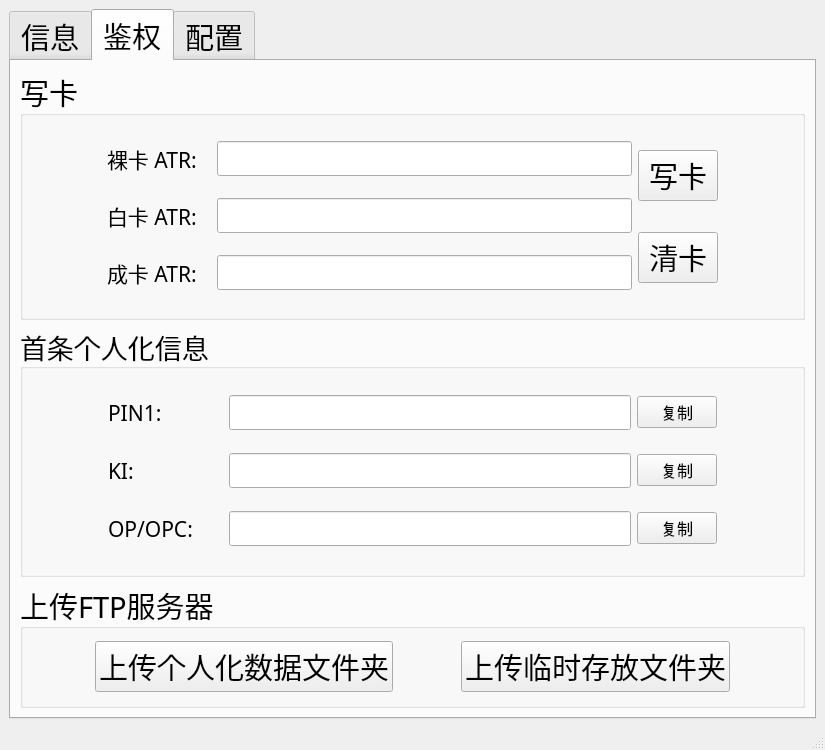
zelviner/DataHandler, file res/ui/main_window.ui: the form before one commit.
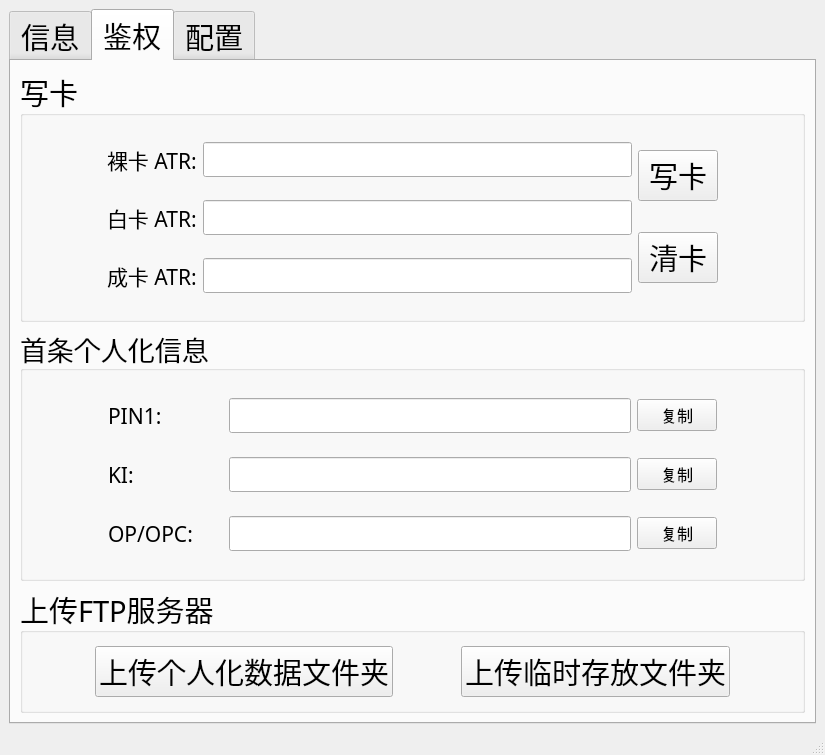
The form after the commit. The open tabs and pages were chosen to show the change.

```diff
--- a/res/ui/main_window.ui
+++ b/res/ui/main_window.ui
@@ -7,7 +7,7 @@
     <x>0</x>
     <y>0</y>
     <width>825</width>
-    <height>750</height>
+    <height>755</height>
    </rect>
   </property>
   <property name="windowTitle">
@@ -574,7 +574,7 @@
                </property>
                <property name="sizeHint" stdset="0">
                 <size>
-                 <width>71</width>
+                 <width>20</width>
                  <height>20</height>
                 </size>
                </property>
@@ -583,7 +583,7 @@
              <item>
               <layout class="QVBoxLayout" name="verticalLayout_5">
                <item>
-                <layout class="QHBoxLayout" name="horizontalLayout_14" stretch="2,8">
+                <layout class="QHBoxLayout" name="horizontalLayout_14" stretch="1,9">
                  <item>
                   <widget class="QLabel" name="pin1_2">
                    <property name="font">
@@ -616,7 +616,7 @@
                 </layout>
                </item>
                <item>
-                <layout class="QHBoxLayout" name="horizontalLayout_15" stretch="2,8">
+                <layout class="QHBoxLayout" name="horizontalLayout_15" stretch="1,9">
                  <item>
                   <widget class="QLabel" name="ki_2">
                    <property name="font">
@@ -649,7 +649,7 @@
                 </layout>
                </item>
                <item>
-                <layout class="QHBoxLayout" name="horizontalLayout_16" stretch="2,8">
+                <layout class="QHBoxLayout" name="horizontalLayout_16" stretch="1,9">
                  <item>
                   <widget class="QLabel" name="op_2">
                    <property name="font">
```
